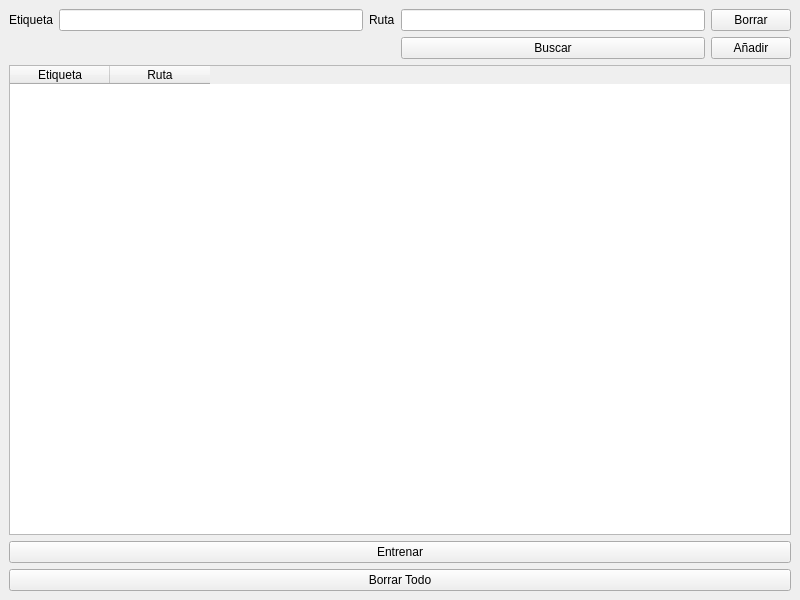
Old version of the form Interfaces/view_entrenar.ui in the repository adrianvillanueva997/computation_lab_2.
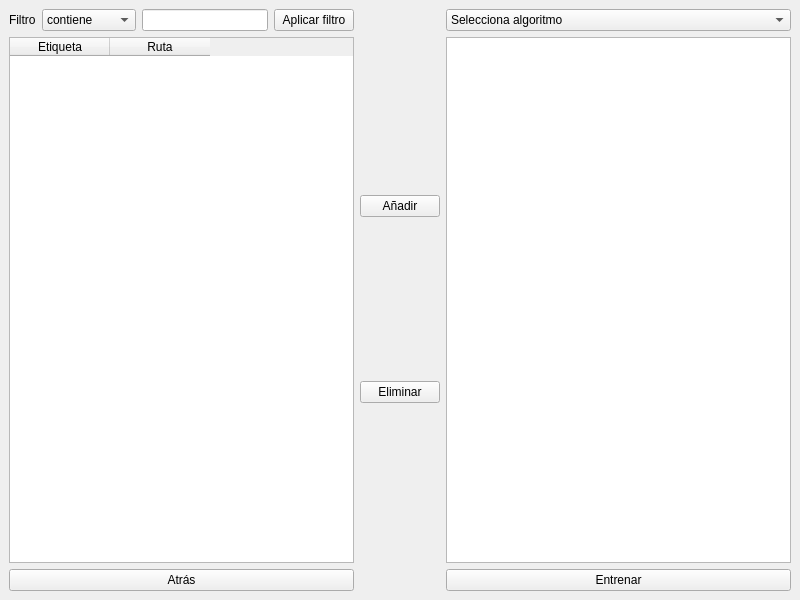
New version of the form.

What changed in the file:
```diff
--- a/Interfaces/view_entrenar.ui
+++ b/Interfaces/view_entrenar.ui
@@ -15,12 +15,8 @@
         </property>
         <widget class="QWidget" name="centralwidget">
             <layout class="QGridLayout" name="gridLayout">
-                <item row="3" column="0">
-                    <widget class="QPushButton" name="pushButton_2">
-                        <property name="text">
-                            <string>Borrar Todo</string>
-                        </property>
-                    </widget>
+    <item row="1" column="6">
+     <widget class="QTableWidget" name="tableWidget_reviews_to_train"/>
                 </item>
                 <item row="1" column="0">
                     <widget class="QTableWidget" name="tableWidget">
@@ -37,57 +33,96 @@
                     </widget>
                 </item>
                 <item row="0" column="0">
-                    <layout class="QGridLayout" name="gridLayout_2">
-                        <item row="2" column="1">
-                            <widget class="QLineEdit" name="lineEdit_Etiqueta"/>
-                        </item>
-                        <item row="2" column="3">
-                            <widget class="QLineEdit" name="lineEdit_Ruta"/>
-                        </item>
-                        <item row="2" column="0">
-                            <widget class="QLabel" name="label">
+     <layout class="QHBoxLayout" name="horizontalLayout">
+      <item>
+       <widget class="QLabel" name="label_filtro">
                                 <property name="text">
-                                    <string>Etiqueta</string>
+         <string>Filtro</string>
                                 </property>
                             </widget>
                         </item>
-                        <item row="2" column="2">
-                            <widget class="QLabel" name="label_2">
+      <item>
+       <widget class="QComboBox" name="comboBox">
+        <item>
                                 <property name="text">
-                                    <string>Ruta</string>
-                                </property>
-                            </widget>
-                        </item>
-                        <item row="3" column="3">
-                            <widget class="QPushButton" name="pushButton_Buscar_Ruta">
+          <string>contiene</string>
+         </property>
+        </item>
+        <item>
+         <property name="text">
+          <string>no contiene</string>
+         </property>
+        </item>
+       </widget>
+      </item>
+      <item>
+       <widget class="QLineEdit" name="lineEdit_filtro"/>
+      </item>
+      <item>
+       <widget class="QPushButton" name="pushButton_applyfilter">
                                 <property name="text">
-                                    <string>Buscar</string>
+         <string>Aplicar filtro</string>
                                 </property>
                             </widget>
                         </item>
-                        <item row="3" column="4">
-                            <widget class="QPushButton" name="pushButton_Aadir_ruta">
+     </layout>
+    </item>
+    <item row="1" column="1">
+     <layout class="QVBoxLayout" name="verticalLayout">
+      <item>
+       <widget class="QPushButton" name="pushButton_add">
                                 <property name="text">
                                     <string>Añadir</string>
                                 </property>
                             </widget>
                         </item>
-                        <item row="2" column="4">
-                            <widget class="QPushButton" name="pushButton_3">
+      <item>
+       <widget class="QPushButton" name="pushButton_remove">
                                 <property name="text">
-                                    <string>Borrar</string>
+         <string>Eliminar</string>
                                 </property>
                             </widget>
                         </item>
                     </layout>
                 </item>
                 <item row="2" column="0">
+     <widget class="QPushButton" name="pushButton_back">
+      <property name="text">
+       <string>Atrás</string>
+      </property>
+     </widget>
+    </item>
+    <item row="2" column="6">
                     <widget class="QPushButton" name="pushButton_Entrenar">
                         <property name="text">
                             <string>Entrenar</string>
                         </property>
                     </widget>
                 </item>
+    <item row="0" column="6">
+     <widget class="QComboBox" name="comboBox_2">
+      <item>
+       <property name="text">
+        <string>Selecciona algoritmo</string>
+       </property>
+      </item>
+      <item>
+       <property name="text">
+        <string>Naive Bayes</string>
+       </property>
+      </item>
+      <item>
+       <property name="text">
+        <string>Decision Tree</string>
+       </property>
+      </item>
+      <item>
+       <property name="text">
+        <string>SVM</string>
+       </property>
+      </item>
+     </widget>
+    </item>
             </layout>
         </widget>
     </widget>
```
Left out of the diff: 4 changed lines with no effect on the pictures. Lines whose indentation alone changed are shown as unchanged.
